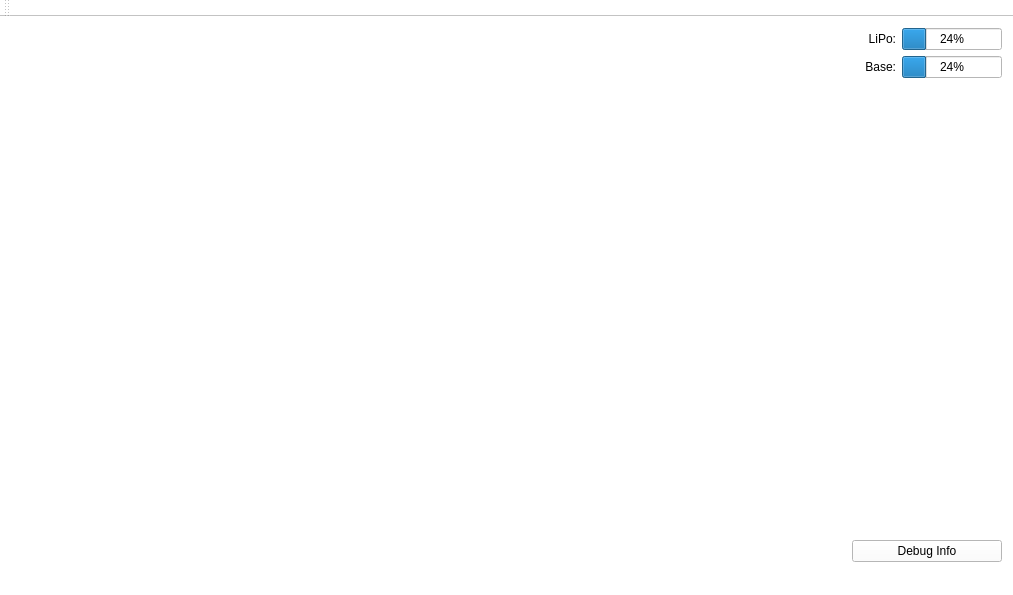
sdpickandroll/Qt_interface, file mainwindow.ui: the form before one commit.
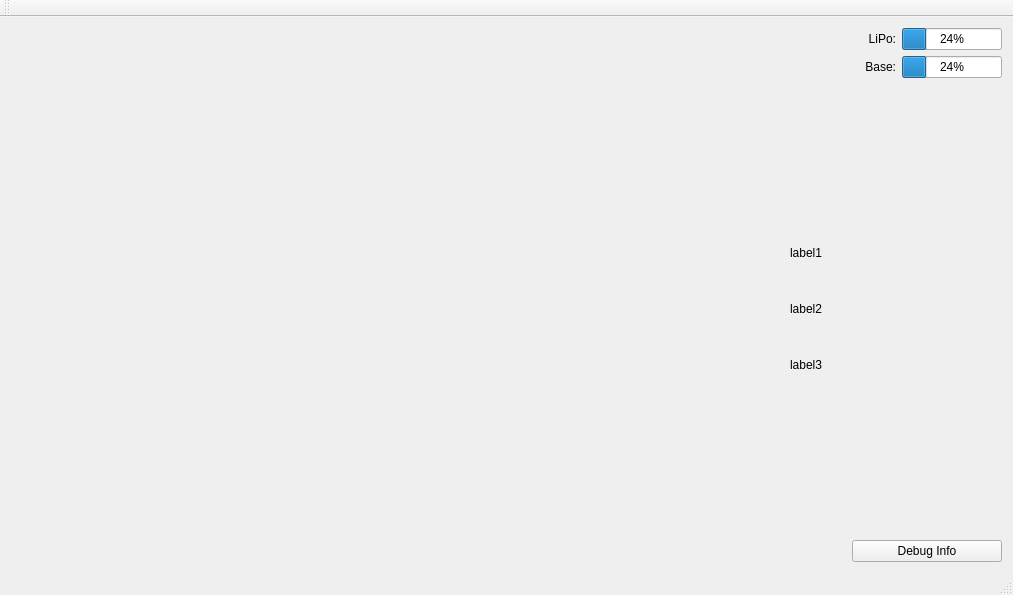
The form after the commit.

Commit message: organized labels better

Patch:
```diff
--- a/mainwindow.ui
+++ b/mainwindow.ui
@@ -14,10 +14,10 @@
    <string>MainWindow</string>
   </property>
   <property name="styleSheet">
-   <string notr="true">background-color: rgb(255, 255, 255);</string>
+   <string notr="true"/>
   </property>
   <widget class="QWidget" name="centralWidget">
-   <layout class="QHBoxLayout" name="horizontalLayout_3">
+   <layout class="QHBoxLayout" name="horizontalLayout_9">
     <item>
      <widget class="QLabel" name="video_label">
       <property name="sizePolicy">
@@ -159,7 +159,20 @@
        </spacer>
       </item>
       <item>
-       <layout class="QVBoxLayout" name="verticalLayout_2">
+       <layout class="QHBoxLayout" name="horizontalLayout_3">
+        <item>
+         <spacer name="horizontalSpacer_3">
+          <property name="orientation">
+           <enum>Qt::Horizontal</enum>
+          </property>
+          <property name="sizeHint" stdset="0">
+           <size>
+            <width>40</width>
+            <height>20</height>
+           </size>
+          </property>
+         </spacer>
+        </item>
         <item>
          <widget class="QLabel" name="up_arrow_label">
           <property name="sizePolicy">
@@ -170,8 +183,14 @@
           </property>
           <property name="minimumSize">
            <size>
-            <width>0</width>
-            <height>0</height>
+            <width>40</width>
+            <height>40</height>
+           </size>
+          </property>
+          <property name="maximumSize">
+           <size>
+            <width>60</width>
+            <height>60</height>
            </size>
           </property>
           <property name="baseSize">
@@ -180,20 +199,59 @@
             <height>0</height>
            </size>
           </property>
+          <property name="layoutDirection">
+           <enum>Qt::LeftToRight</enum>
+          </property>
           <property name="text">
-           <string/>
+           <string>label1</string>
           </property>
           <property name="alignment">
            <set>Qt::AlignCenter</set>
           </property>
          </widget>
+        </item>
+        <item>
+         <spacer name="horizontalSpacer_4">
+          <property name="orientation">
+           <enum>Qt::Horizontal</enum>
+          </property>
+          <property name="sizeHint" stdset="0">
+           <size>
+            <width>40</width>
+            <height>20</height>
+           </size>
+          </property>
+         </spacer>
+        </item>
+       </layout>
+      </item>
+      <item>
+       <layout class="QHBoxLayout" name="horizontalLayout_8">
+        <item>
+         <spacer name="horizontalSpacer_5">
+          <property name="orientation">
+           <enum>Qt::Horizontal</enum>
+          </property>
+          <property name="sizeHint" stdset="0">
+           <size>
+            <width>40</width>
+            <height>20</height>
+           </size>
+          </property>
+         </spacer>
         </item>
         <item>
          <widget class="QLabel" name="turning_label">
           <property name="minimumSize">
            <size>
-            <width>0</width>
-            <height>0</height>
+            <width>60</width>
+            <height>60</height>
+           </size>
+          </property>
+          <property name="maximumSize">
+           <size>
+            <width>100</width>
+            <height>100</height>
            </size>
           </property>
           <property name="baseSize">
@@ -203,19 +261,55 @@
            </size>
           </property>
           <property name="text">
-           <string/>
+           <string>label2</string>
           </property>
           <property name="alignment">
            <set>Qt::AlignCenter</set>
           </property>
          </widget>
+        </item>
+        <item>
+         <spacer name="horizontalSpacer_6">
+          <property name="orientation">
+           <enum>Qt::Horizontal</enum>
+          </property>
+          <property name="sizeHint" stdset="0">
+           <size>
+            <width>40</width>
+            <height>20</height>
+           </size>
+          </property>
+         </spacer>
+        </item>
+       </layout>
+      </item>
+      <item>
+       <layout class="QHBoxLayout" name="horizontalLayout_7">
+        <item>
+         <spacer name="horizontalSpacer_8">
+          <property name="orientation">
+           <enum>Qt::Horizontal</enum>
+          </property>
+          <property name="sizeHint" stdset="0">
+           <size>
+            <width>40</width>
+            <height>20</height>
+           </size>
+          </property>
+         </spacer>
         </item>
         <item>
          <widget class="QLabel" name="down_arrow_label">
           <property name="minimumSize">
            <size>
-            <width>0</width>
-            <height>0</height>
+            <width>40</width>
+            <height>40</height>
+           </size>
+          </property>
+          <property name="maximumSize">
+           <size>
+            <width>60</width>
+            <height>60</height>
            </size>
           </property>
           <property name="baseSize">
@@ -224,8 +318,11 @@
             <height>50</height>
            </size>
           </property>
+          <property name="layoutDirection">
+           <enum>Qt::LeftToRight</enum>
+          </property>
           <property name="text">
-           <string/>
+           <string>label3</string>
           </property>
           <property name="alignment">
            <set>Qt::AlignCenter</set>
@@ -233,23 +330,36 @@
          </widget>
         </item>
         <item>
-         <spacer name="verticalSpacer_2">
+         <spacer name="horizontalSpacer_7">
           <property name="orientation">
-           <enum>Qt::Vertical</enum>
-          </property>
-          <property name="sizeType">
-           <enum>QSizePolicy::MinimumExpanding</enum>
+           <enum>Qt::Horizontal</enum>
           </property>
           <property name="sizeHint" stdset="0">
            <size>
-            <width>20</width>
-            <height>30</height>
+            <width>40</width>
+            <height>20</height>
            </size>
           </property>
          </spacer>
         </item>
        </layout>
       </item>
+      <item>
+       <spacer name="verticalSpacer_2">
+        <property name="orientation">
+         <enum>Qt::Vertical</enum>
+        </property>
+        <property name="sizeType">
+         <enum>QSizePolicy::MinimumExpanding</enum>
+        </property>
+        <property name="sizeHint" stdset="0">
+         <size>
+          <width>20</width>
+          <height>30</height>
+         </size>
+        </property>
+       </spacer>
+      </item>
       <item>
        <layout class="QHBoxLayout" name="horizontalLayout_4">
         <item>
```
Left out of the diff: 2 changed lines with no effect on the pictures. The commit also changes 2 other files.
